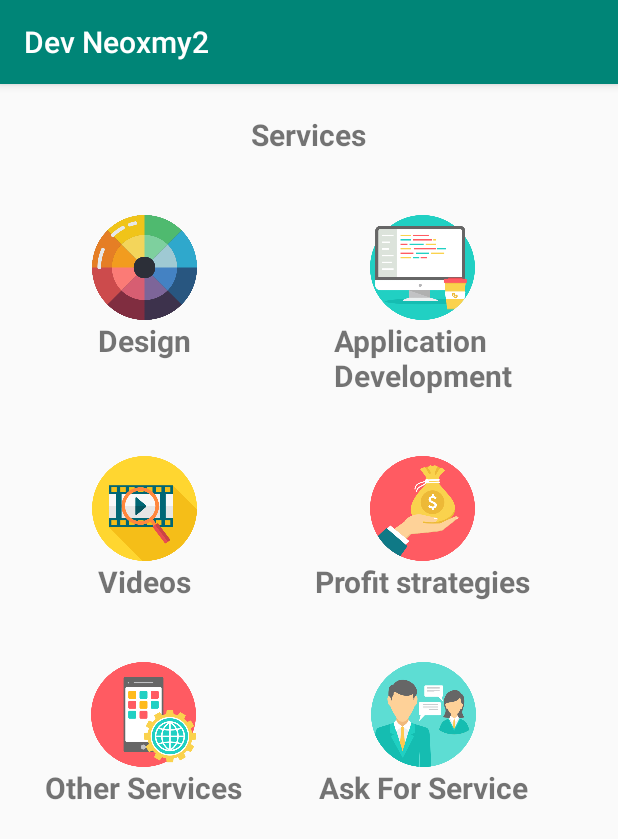
After one commit to ObidaAlhatem/DevNeoxmy2, an Android app: the OurServicesActivity screen opened directly, with no data from a screen before it, on a phone screen of 412 x 824 dp. The commit adds this screen. Shown: the top 839 px of the screen. Run offline under Robolectric (Android 15) with nearby library versions, the phone set to English and light mode, and no system bars.

Commit message:
Tahany_3rd_update

```diff
--- a/app/src/main/AndroidManifest.xml
+++ b/app/src/main/AndroidManifest.xml
@@ -34,7 +34,8 @@
 
         <activity android:name=".TeamMemberActivity" />
         <activity android:name=".TeamMemberListActivity" />
-        <activity android:name=".ListActivity"></activity>
+        <activity android:name=".ListActivity" />
+        <activity android:name=".OurServicesActivity"></activity>
     </application>
 
 </manifest>
--- a/app/src/main/java/com/DevNeoxmy/startup/MainActivity.java
+++ b/app/src/main/java/com/DevNeoxmy/startup/MainActivity.java
@@ -6,6 +6,7 @@ import androidx.appcompat.app.AppCompatActivity;
 import androidx.core.view.GravityCompat;
 import androidx.drawerlayout.widget.DrawerLayout;
 import android.content.DialogInterface;
+import android.content.Intent;
 import android.os.Bundle;
 import android.view.MenuItem;
 import com.google.android.material.navigation.NavigationView;
@@ -63,12 +64,19 @@ public class MainActivity extends AppCompatActivity implements NavigationView.On
 
         } else if (id == R.id.nav_offers) {
 
-        } else if (id == R.id.nav_about) {
+            Intent it = new Intent(MainActivity.this, OurServicesActivity.class);
+            startActivity(it);
+
+        } else if (id == R.id.ListOfDeveloper) {
             fragmentManager = getSupportFragmentManager();
             fragmentTransaction = fragmentManager.beginTransaction();
             DeveloperListFragment fragmentList = new DeveloperListFragment();
             fragmentTransaction.replace(R.id.fragment_container, fragmentList).addToBackStack(null);
             fragmentTransaction.commit();
+
+        }
+        else if (id == R.id.nav_about) {
+
 
         }  else if (id == R.id.nav_share) {
 
--- /dev/null
+++ b/app/src/main/java/com/DevNeoxmy/startup/OurServicesActivity.java
@@ -0,0 +1,14 @@
+package com.DevNeoxmy.startup;
+
+import android.os.Bundle;
+
+import androidx.appcompat.app.AppCompatActivity;
+
+public class OurServicesActivity extends AppCompatActivity {
+
+    @Override
+    protected void onCreate(Bundle savedInstanceState) {
+        super.onCreate(savedInstanceState);
+        setContentView(R.layout.activity_our_services);
+    }
+}
--- /dev/null
+++ b/app/src/main/res/layout/activity_our_services.xml
@@ -0,0 +1,202 @@
+<?xml version="1.0" encoding="utf-8"?>
+<ScrollView xmlns:android="http://schemas.android.com/apk/res/android"
+    xmlns:tools="http://schemas.android.com/tools"
+    android:layout_width="match_parent"
+    android:layout_height="match_parent">
+<LinearLayout xmlns:android="http://schemas.android.com/apk/res/android"
+    android:layout_width="match_parent"
+    android:layout_height="match_parent"
+    android:orientation="vertical">
+
+    <TextView
+        android:layout_width="wrap_content"
+        android:layout_height="wrap_content"
+        android:layout_marginTop="10dp"
+        android:paddingTop="30dp"
+        android:paddingBottom="5dp"
+        android:padding="10dp"
+        android:text="Services"
+        android:layout_gravity="center"
+        android:textSize="20sp"
+        android:textStyle="bold" />
+
+    <GridLayout
+        android:layout_width="match_parent"
+        android:layout_height="wrap_content"
+        android:layout_gravity="center"
+        android:layout_margin="10dp"
+        android:alignmentMode="alignMargins"
+        android:columnCount="2"
+        android:columnOrderPreserved="false"
+        android:padding="10dp"
+        android:rowCount="3">
+
+        <LinearLayout
+            android:layout_width="wrap_content"
+            android:layout_height="wrap_content"
+            android:padding="10dp"
+            android:layout_gravity="center_horizontal"
+            android:orientation="vertical">
+
+            <Button
+                android:id="@+id/design"
+                android:layout_width="70dp"
+                android:layout_height="70dp"
+                android:layout_gravity="center"
+                android:background="@drawable/design" />
+
+            <TextView
+                android:id="@+id/design2"
+                android:layout_width="wrap_content"
+                android:layout_height="wrap_content"
+                android:layout_alignParentBottom="true"
+                android:layout_centerHorizontal="true"
+                android:paddingBottom="20dp"
+                android:text="@string/design"
+                android:textSize="20sp"
+                android:textStyle="bold"
+                android:layout_gravity="center"/>
+        </LinearLayout>
+
+        <LinearLayout
+            android:layout_width="wrap_content"
+            android:layout_height="wrap_content"
+            android:padding="10dp"
+            android:layout_gravity="center_horizontal"
+            android:orientation="vertical">
+
+            <Button
+                android:id="@+id/programming"
+                android:layout_width="70dp"
+                android:layout_height="70dp"
+                android:layout_gravity="center"
+                android:background="@drawable/programming" />
+
+            <TextView
+                android:id="@+id/programming2"
+                android:layout_width="wrap_content"
+                android:layout_height="wrap_content"
+                android:layout_alignParentBottom="true"
+                android:layout_centerHorizontal="true"
+                android:paddingBottom="20dp"
+                android:text="@string/programming"
+                android:textSize="20sp"
+                android:textStyle="bold"
+                android:layout_gravity="center"/>
+        </LinearLayout>
+
+        <LinearLayout
+            android:layout_width="wrap_content"
+            android:layout_height="wrap_content"
+            android:padding="10dp"
+            android:layout_gravity="center_horizontal"
+            android:orientation="vertical">
+
+            <Button
+                android:id="@+id/videos"
+                android:layout_width="70dp"
+                android:layout_height="70dp"
+                android:background="@drawable/videos"
+                android:layout_gravity="center"/>
+
+            <TextView
+                android:id="@+id/videos2"
+                android:layout_width="wrap_content"
+                android:layout_height="wrap_content"
+                android:layout_alignParentBottom="true"
+                android:layout_centerHorizontal="true"
+                android:paddingBottom="20dp"
+                android:text="@string/videos"
+                android:textSize="20sp"
+                android:textStyle="bold"
+                android:layout_gravity="center"/>
+        </LinearLayout>
+
+        <LinearLayout
+            android:layout_width="wrap_content"
+            android:layout_height="wrap_content"
+            android:padding="10dp"
+            android:layout_gravity="center_horizontal"
+            android:orientation="vertical">
+
+            <Button
+                android:id="@+id/money"
+                android:layout_width="70dp"
+                android:layout_height="70dp"
+                android:background="@drawable/money"
+                android:layout_gravity="center"/>
+
+            <TextView
+                android:id="@+id/money2"
+                android:layout_width="wrap_content"
+                android:layout_height="wrap_content"
+                android:layout_alignParentBottom="true"
+                android:layout_centerHorizontal="true"
+                android:paddingBottom="20dp"
+                android:text="@string/money"
+                android:textSize="20sp"
+                android:textStyle="bold"
+                android:layout_gravity="center"/>
+        </LinearLayout>
+
+        <LinearLayout
+            android:layout_width="wrap_content"
+            android:layout_height="wrap_content"
+            android:padding="10dp"
+            android:layout_gravity="center_horizontal"
+            android:orientation="vertical">
+
+            <Button
+                android:id="@+id/others"
+                android:layout_width="70dp"
+                android:layout_height="70dp"
+                android:background="@drawable/others"
+                android:layout_gravity="center"/>
+
+            <TextView
+                android:id="@+id/others2"
+                android:layout_width="wrap_content"
+                android:layout_height="wrap_content"
+                android:layout_alignParentBottom="true"
+                android:layout_centerHorizontal="true"
+                android:paddingBottom="20dp"
+                android:text="@string/others"
+                android:textSize="20sp"
+                android:textStyle="bold"
+                android:layout_gravity="center"/>
+        </LinearLayout>
+
+        <LinearLayout
+            android:layout_width="wrap_content"
+            android:layout_height="wrap_content"
+            android:padding="10dp"
+            android:layout_gravity="center_horizontal"
+            android:orientation="vertical">
+
+            <Button
+                android:id="@+id/askforservice"
+                android:layout_width="70dp"
+                android:layout_height="70dp"
+                android:background="@drawable/askforservice"
+                android:layout_gravity="center"/>
+
+            <TextView
+                android:id="@+id/askforservice2"
+                android:layout_width="wrap_content"
+                android:layout_height="wrap_content"
+                android:layout_alignParentBottom="true"
+                android:layout_centerHorizontal="true"
+                android:paddingBottom="20dp"
+                android:text="@string/askForServices"
+                android:textSize="20sp"
+                android:textStyle="bold"
+                android:layout_gravity="center"/>
+        </LinearLayout>
+
+    </GridLayout>
+
+
+
+</LinearLayout>
+
+</ScrollView>
--- a/app/src/main/res/menu/drawer_menu.xml
+++ b/app/src/main/res/menu/drawer_menu.xml
@@ -25,6 +25,11 @@
     </group>
 
     <group>
+
+        <item android:id="@+id/ListOfDeveloper"
+            android:icon="@drawable/ic_about"
+            android:title="@string/ListOfDeveloper" />
+
         <item android:id="@+id/nav_about"
             android:icon="@drawable/ic_about"
             android:title="@string/about" />
--- a/app/src/main/res/values/strings.xml
+++ b/app/src/main/res/values/strings.xml
@@ -10,15 +10,25 @@
     <string name="yes">Yes</string>
     <string name="no">No</string>
 
-    <string name="ListOfDeveloper"> Our Team Members </string>
+    <string name="ListOfDeveloper"> Team Members </string>
     <string name="signout"> Sign Out </string>
     <string name="rate"> Rate </string>
     <string name="share"> Share </string>
     <string name="about"> About </string>
-    <string name="offers"> Offers </string>
+    <string name="offers"> Our Services </string>
     <string name="login"> Log In </string>
     <string name="newAccount"> New Account </string>
     <string name="profile"> Profile </string>
+
+    <string name="design">Design </string>
+    <string name="programming">Application \nDevelopment  </string>
+    <string name="videos">Videos </string>
+    <string name="money">Profit strategies </string>
+    <string name="others">Other Services</string>
+    <string name="askForServices">Ask For Service </string>
+
+
+
     <string-array name="dev1">
         <item>Slimane Salim</item>
         <item>Tunisia</item>
```
Also changed, not shown: app/src/main/res/drawable/askforservice.png (added), app/src/main/res/drawable/design.png (added), app/src/main/res/drawable/money.png (added), app/src/main/res/drawable/money2.png (added), app/src/main/res/drawable/others.png (added), app/src/main/res/drawable/programming.png (added), app/src/main/res/drawable/videos.png (added), 1 other file.
